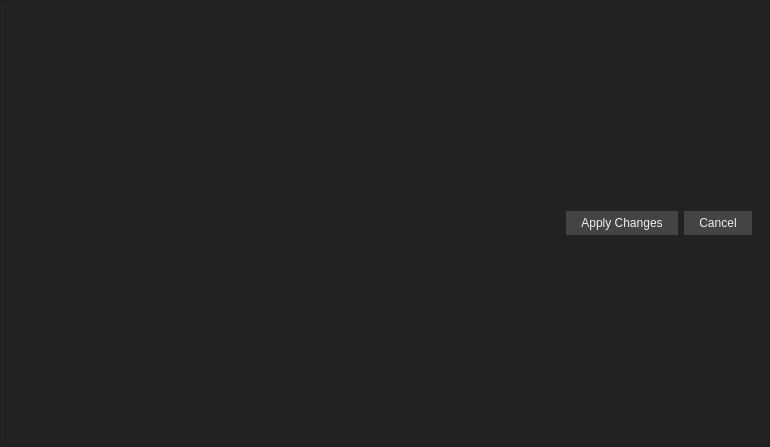
This is src/ui/dialogs/preferencesdialog.ui in jahshaka/Studio as Qt 5 draws it before an edit. The edited form follows.
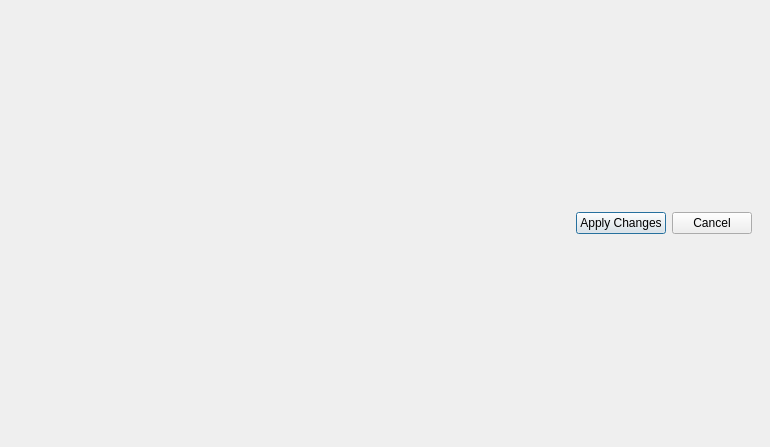
This is the edited form.

```diff
--- a/src/ui/dialogs/preferencesdialog.ui
+++ b/src/ui/dialogs/preferencesdialog.ui
@@ -13,33 +13,6 @@
   <property name="windowTitle">
    <string>Dialog</string>
   </property>
-  <property name="styleSheet">
-   <string notr="true">QDialog#PreferencesDialog {
-	border: 1px solid #1E1E1E;
-	background: #222;
-	color: #EEE;
-}
-
-QPushButton, QToolButton {
-  border: 0;
-  padding: 5px 15px;
-  background: #444;
-	color: #EEE;
-}
-
-QPushButton::hover {
-  background: #555;
-}
-
-QToolButton::hover {
-  background: #555;
-}
-
-QLineEdit {
-  background: #404040;
-  padding: 5px;
-}</string>
-  </property>
   <layout class="QGridLayout" name="gridLayout">
    <property name="leftMargin">
     <number>5</number>
```
